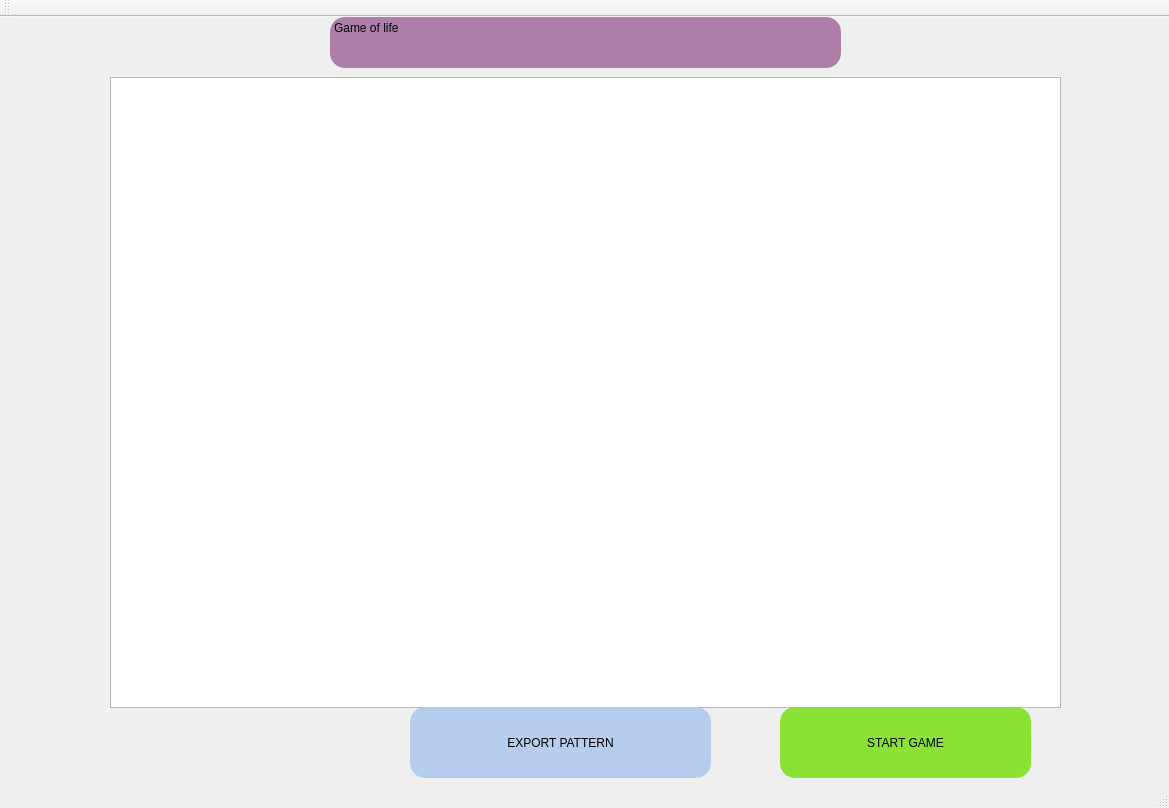
AlexEmets/GameOfLife, file mainwindow.ui: the form before one commit.
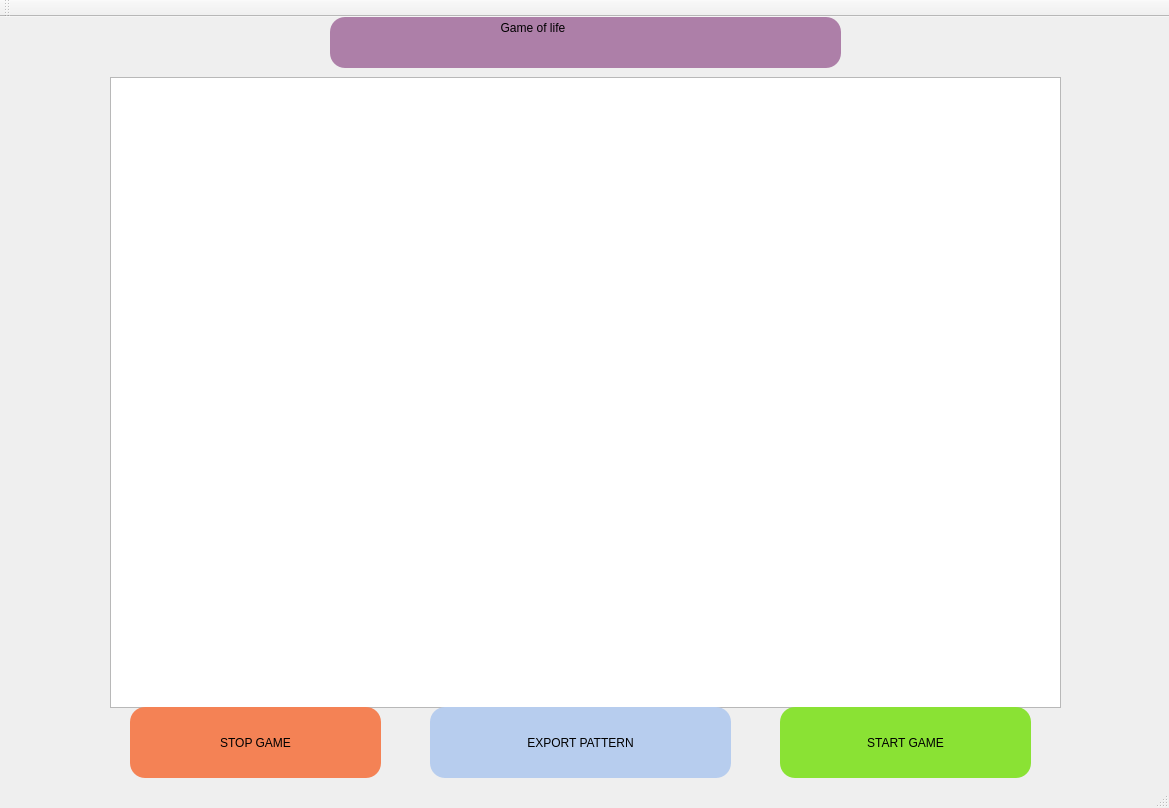
The form after the commit.

Commit message: Optimization is needed(works slowly), stop button don't work:(

Diff of the .ui file:
```diff
--- a/mainwindow.ui
+++ b/mainwindow.ui
@@ -43,7 +43,7 @@
 border-radius: 15</string>
     </property>
     <property name="plainText">
-     <string>Game of life</string>
+     <string>	 	  Game of life</string>
     </property>
     <property name="centerOnScroll">
      <bool>false</bool>
@@ -72,7 +72,7 @@
    <widget class="QPushButton" name="exportPatternButton">
     <property name="geometry">
      <rect>
-      <x>410</x>
+      <x>430</x>
       <y>690</y>
       <width>301</width>
       <height>71</height>
@@ -90,6 +90,26 @@
      <string>EXPORT PATTERN</string>
     </property>
    </widget>
+   <widget class="QPushButton" name="stopGameButton">
+    <property name="geometry">
+     <rect>
+      <x>130</x>
+      <y>690</y>
+      <width>251</width>
+      <height>71</height>
+     </rect>
+    </property>
+    <property name="styleSheet">
+     <string notr="true">color: rgb(0, 0, 0);
+background-color: rgb(244, 130, 85);
+font: 27pt &quot;Ubuntu&quot;;
+border-radius: 15
+</string>
+    </property>
+    <property name="text">
+     <string>STOP GAME</string>
+    </property>
+   </widget>
   </widget>
   <widget class="QMenuBar" name="menuBar">
    <property name="geometry">
```
Left out of the diff: 2 changed lines with no effect on the pictures. The commit also changes 5 other files.
